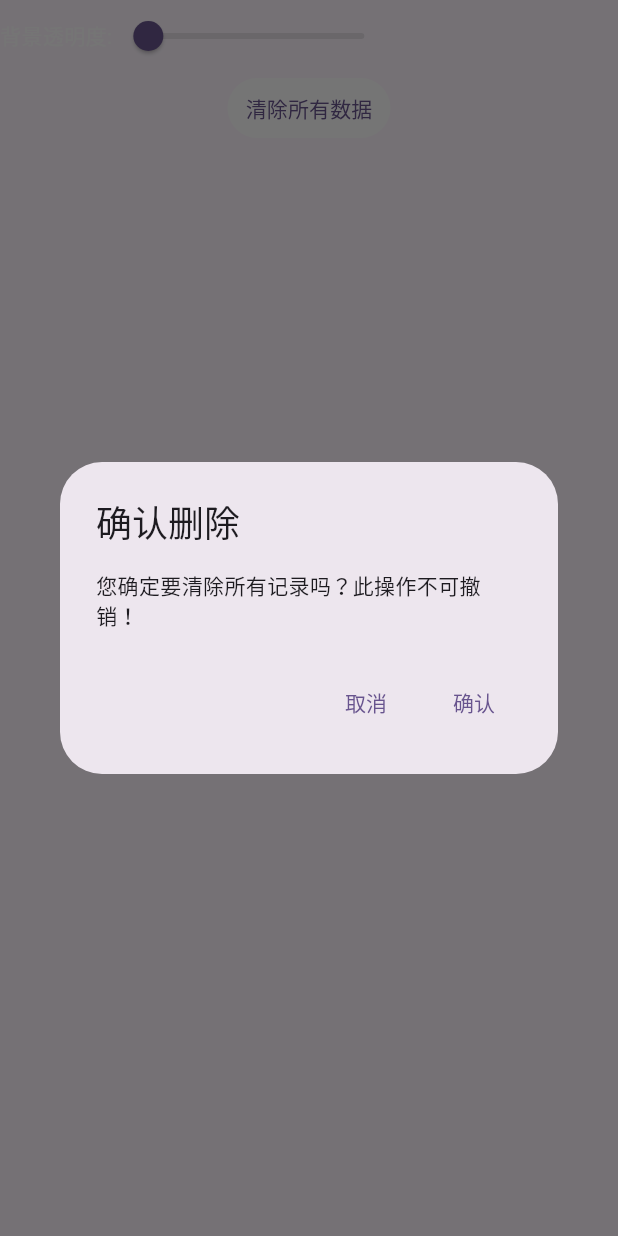
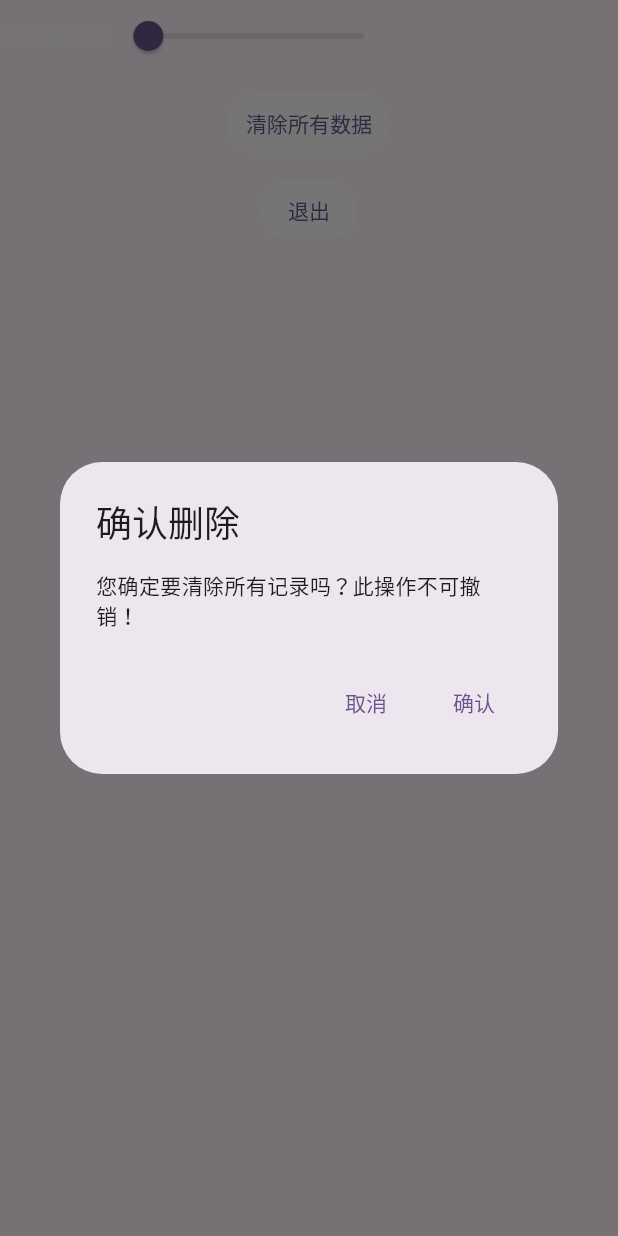
Before and after one commit to Killing11L/todo, a Flutter app: the SettingPage widget shown alone on an empty page, opened directly with empty values, after a tap on "清除所有数据", on a phone screen of 412 x 824 dp. Run offline on Flutter 3.47's test engine with Material 3 defaults, Android fonts, the phone set to English and light mode, and no system bars; our stand-ins replace google_fonts, sqflite_common_ffi; missing offline and left inert: tray_manager, window_manager; accounts and stored records are empty; statements that could not run were skipped.

Commit message:
todo
Signed-off-by: feiwei <nothing.feiwei@gmail.com>

```diff
--- a/lib/main.dart
+++ b/lib/main.dart
@@ -1,5 +1,5 @@
-
 import 'package:flutter/material.dart';
+import 'package:flutter/services.dart';
 import 'package:window_manager/window_manager.dart';
 
 import 'dart:async';
@@ -130,12 +130,11 @@ class _MyHomePageState extends State<MyHomePage> with TrayListener {
 
   @override
   void onTrayMenuItemClick(MenuItem menuItem) {
-    print("${menuItem.key}");
     if (menuItem.key == "exit_app") {
       windowManager.close();
+      return;
     }
   }
-
 
   @override
   Widget build(BuildContext context) {
@@ -702,9 +701,14 @@ class _SettingPageState extends State<SettingPage> {
               ),
             ],
           ),
+          const SizedBox(
+            height: 10,
+          ),
           Center(
-            child: TextButton(
-              style: ButtonStyle(backgroundColor: WidgetStatePropertyAll(Colors.white)),
+            child: Column(
+              children: [
+                TextButton(
+                  style: const ButtonStyle(backgroundColor: WidgetStatePropertyAll(Colors.white)),
                   onPressed: () {
                     _showDeleteConfirmationDialog(context);
                   },
@@ -712,6 +716,21 @@ class _SettingPageState extends State<SettingPage> {
                     "清除所有数据",
                     style: GoogleFonts.notoSansSc(),
                   ),
+                ),
+                const SizedBox(
+                  height: 10,
+                ),
+                TextButton(
+                  style: const ButtonStyle(backgroundColor: WidgetStatePropertyAll(Colors.white)),
+                  onPressed: () {
+                    windowManager.close();
+                  },
+                  child: Text(
+                    "退出",
+                    style: GoogleFonts.notoSansSc(),
+                  ),
+                ),
+              ],
             ),
           )
         ],
```
Lines whose indentation alone changed are shown as unchanged.
